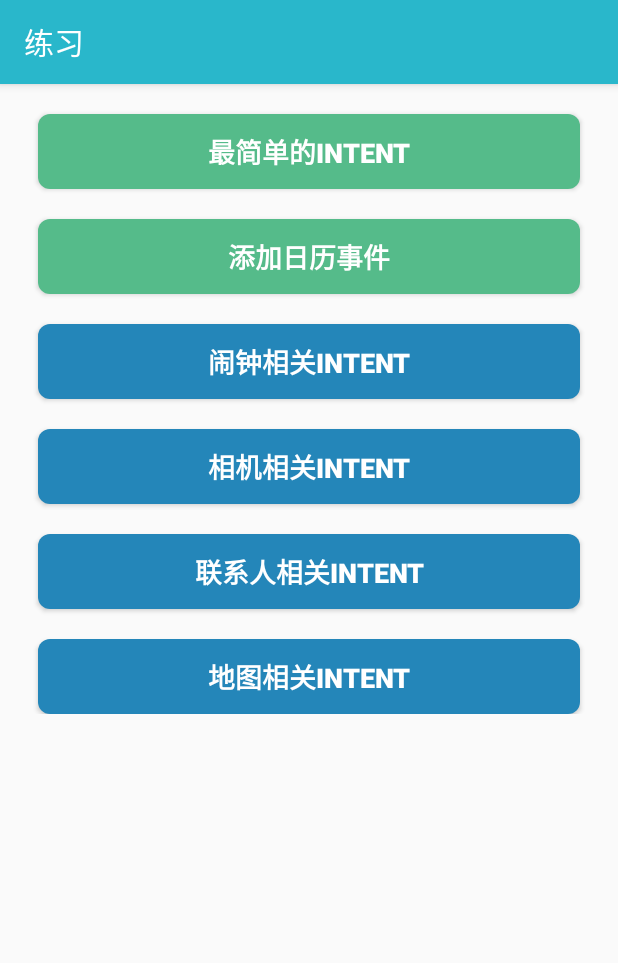
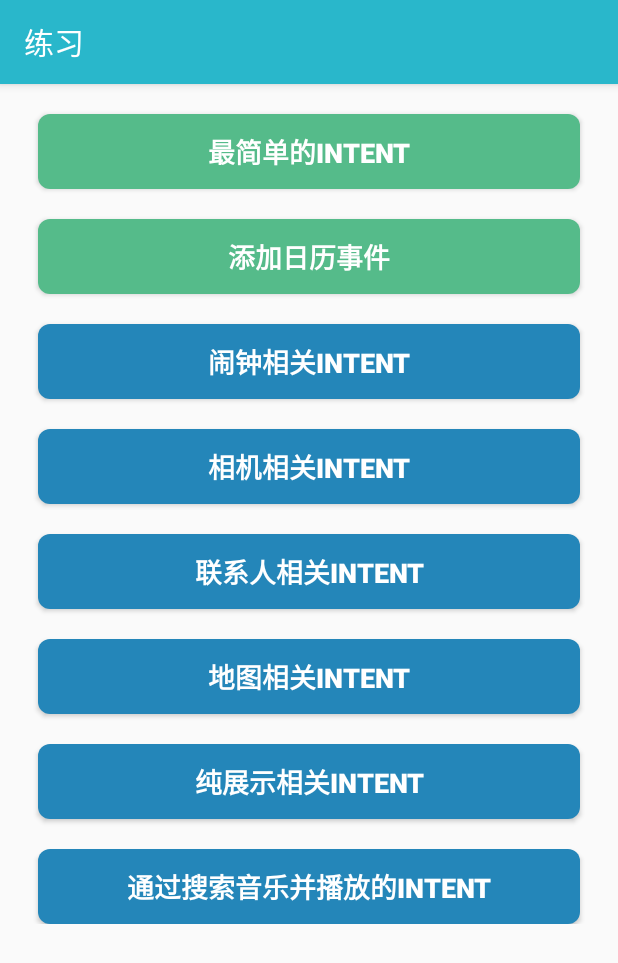
Before and after one commit to SnailLxy/exercise, an Android app: the CommonIntentActivity screen opened directly, with no data from a screen before it, on a phone screen of 412 x 824 dp. Shown: the top 963 px of the screen. Run offline under Robolectric (Android 15) with nearby library versions, the phone set to English and light mode, and no system bars; our stand-ins replace data binding.

Commit message:
[练习]-添加纯显示相关intent练习 功能： 添加纯显示（即Intent.ACTION_VIEW）相关隐式intent使用练习 添加基于搜索查询播放音乐 相关隐式intent使用练习

```diff
--- a/app/src/main/AndroidManifest.xml
+++ b/app/src/main/AndroidManifest.xml
@@ -11,7 +11,7 @@
       android:roundIcon="@mipmap/ic_launcher_round"
       android:supportsRtl="true"
       android:theme="@style/AppTheme">
-
+    <activity android:name=".activity.commonintent.SearchMediaPlayIntentActivity"></activity>
     <activity
         android:name=".activity.MainActivity"
         android:theme="@style/ExerciseActivityTheme">
@@ -43,9 +43,9 @@
         android:name=".activity.commonintent.AlarmIntentActivity"
         android:label="@string/exercise_alarm_intent" />
     <activity android:name=".activity.commonintent.CameraIntentActivity" />
-
     <activity android:name=".activity.commonintent.MapIntentActivity" />
     <activity android:name=".activity.commonintent.ContactsIntentActivity" />
+    <activity android:name=".activity.commonintent.ActionViewIntentActivity" />
 
     <provider
         android:name="androidx.core.content.FileProvider"
--- a/app/src/main/java/com/lixueyang/exercise/activity/StorageAccessFrameworkActivity.java
+++ b/app/src/main/java/com/lixueyang/exercise/activity/StorageAccessFrameworkActivity.java
@@ -40,7 +40,7 @@ import androidx.databinding.DataBindingUtil;
  * Intent.ACTION_GET_CONTENT和Intent.ACTION_PICK获取的uri在activity关闭后后会失效，所以这里的uri保存到本地会出现无效情况。
  * <p>
  * <p>
- * 1、Intent.ACTION_VIEW只是展示图片，而不能获取图片
+ * 1、Intent.ACTION_VIEW只是展示图片，而不能获取图片,可以用来播放音乐或视频
  */
 public class StorageAccessFrameworkActivity extends AppCompatActivity {
   public static final String TAG = "StorageAccessFramework";
--- a/app/src/main/java/com/lixueyang/exercise/activity/commonintent/CommonIntentActivity.java
+++ b/app/src/main/java/com/lixueyang/exercise/activity/commonintent/CommonIntentActivity.java
@@ -49,6 +49,8 @@ public class CommonIntentActivity extends AppCompatActivity {
     binding.btnGotoCameraActivity.setOnClickListener(view -> CameraIntentActivity.startCameraIntentActivity(this));
     binding.btnGotoContactsActivity.setOnClickListener(view -> ContactsIntentActivity.startContactsIntentActivity(this));
     binding.btnGotoMapActivity.setOnClickListener(view -> MapIntentActivity.startMapIntentActivity(this));
+    binding.btnGotoActionViewIntentActivity.setOnClickListener(view -> ActionViewIntentActivity.startActionViewIntentActivity(this));
+    binding.btnGotoSearchMediaPlayIntentActivity.setOnClickListener(view -> SearchMediaPlayIntentActivity.startSearchMediaPlayIntentActivity(this));
   }
 
   /**
--- a/app/src/main/res/layout/activity_common_intent.xml
+++ b/app/src/main/res/layout/activity_common_intent.xml
@@ -64,6 +64,21 @@
           android:text="@string/exercise_map_intent"
           app:layout_constraintTop_toBottomOf="@id/btn_goto_contacts_activity" />
 
+      <Button
+          android:id="@+id/btn_goto_action_view_intent_activity"
+          style="@style/GotoActivityButton"
+          android:layout_width="match_parent"
+          android:layout_height="50dp"
+          android:text="@string/exercise_action_view_intent"
+          app:layout_constraintTop_toBottomOf="@id/btn_goto_map_activity" />
+
+      <Button
+          android:id="@+id/btn_goto_search_media_play_intent_activity"
+          style="@style/GotoActivityButton"
+          android:layout_width="match_parent"
+          android:layout_height="50dp"
+          android:text="@string/exercise_search_media_play_intent"
+          app:layout_constraintTop_toBottomOf="@id/btn_goto_action_view_intent_activity" />
     </androidx.constraintlayout.widget.ConstraintLayout>
   </androidx.core.widget.NestedScrollView>
 
--- a/app/src/main/res/values/strings.xml
+++ b/app/src/main/res/values/strings.xml
@@ -28,5 +28,7 @@
   <string name="exercise_open_multiple_pic_from_provider">通过内容提供器获取多个文件</string>
   <string name="exercise_map_intent">地图相关Intent</string>
   <string name="exercise_open_map">打开地图</string>
+  <string name="exercise_action_view_intent">纯展示相关Intent</string>
+  <string name="exercise_search_media_play_intent">通过搜索音乐并播放的Intent</string>
 
 </resources>
```
Also changed, not shown: app/src/main/java/com/lixueyang/exercise/activity/commonintent/ActionViewIntentActivity.java (added, +64 -0 lines), app/src/main/java/com/lixueyang/exercise/activity/commonintent/SearchMediaPlayIntentActivity.java (added, +41 -0 lines), app/src/main/res/layout/activity_action_view_intent.xml (added, +43 -0 lines), app/src/main/res/layout/activity_search_media_play_intent.xml (added, +25 -0 lines), 1 other file.
